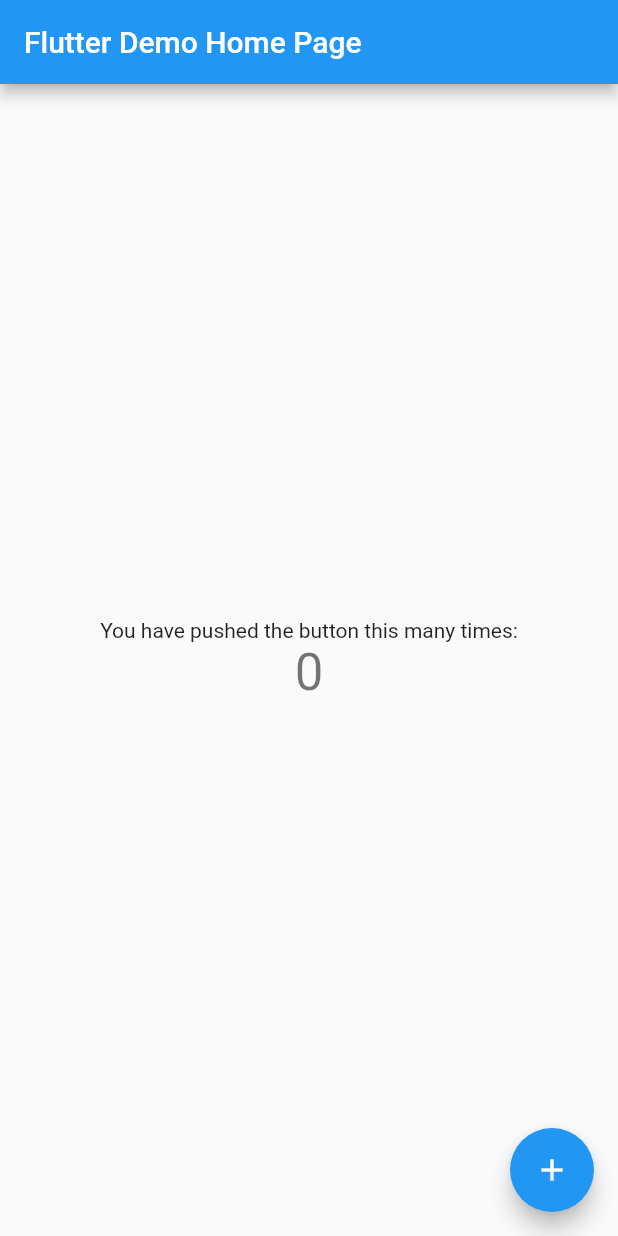
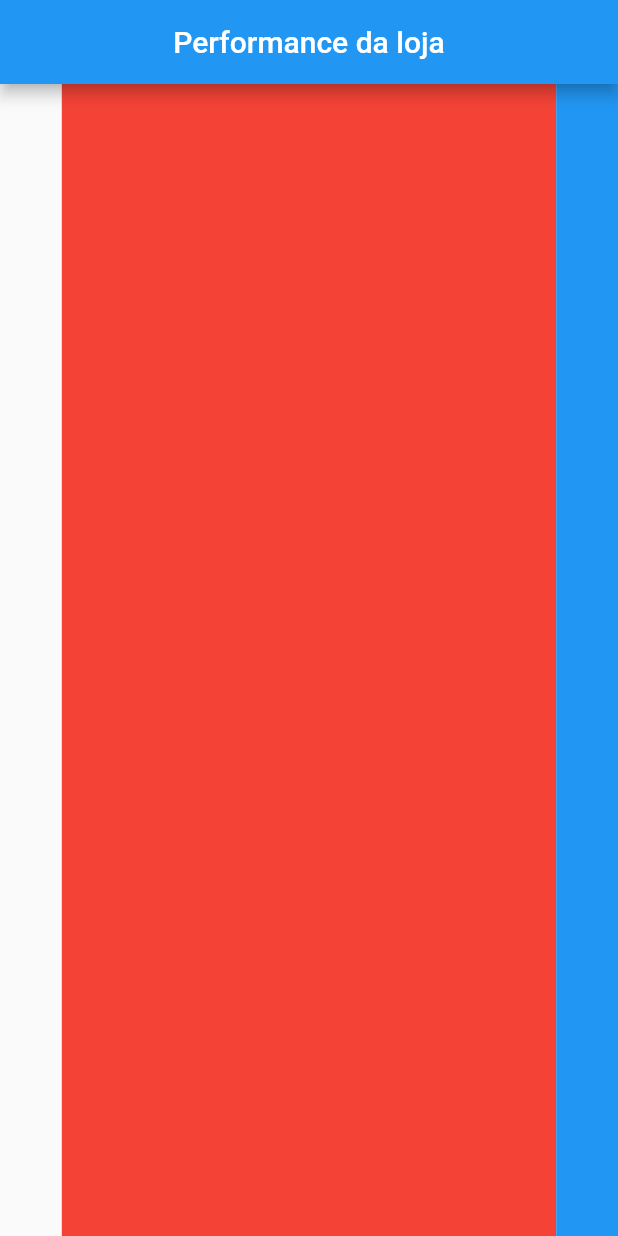
Before and after one commit to jardianoalmeida/pageview_class, a Flutter app: the screen it shows after launch, on a phone screen of 412 x 824 dp. Run offline on Flutter 3.47's test engine with Material 2 defaults, Android fonts, the phone set to English and light mode, and no system bars.

Commit message:
add listenable

```diff
--- /dev/null
+++ b/lib/home.dart
@@ -0,0 +1,41 @@
+import 'package:flutter/material.dart';
+
+class MyHomePage extends StatefulWidget {
+  const MyHomePage({Key? key, required this.title}) : super(key: key);
+
+  final String title;
+
+  @override
+  State<MyHomePage> createState() => _MyHomePageState();
+}
+
+class _MyHomePageState extends State<MyHomePage> {
+  final controller = PageController(
+    viewportFraction: 0.80,
+  );
+
+  @override
+  void initState() {
+    controller.addListener(() {
+      print(controller.page);
+    });
+    super.initState();
+  }
+
+  @override
+  Widget build(BuildContext context) {
+    return Scaffold(
+      appBar: AppBar(
+        title: const Text('Performance da loja'),
+        centerTitle: true,
+      ),
+      body: PageView(
+        controller: controller,
+        children: [
+          Container(color: Colors.red),
+          Container(color: Colors.blue),
+        ],
+      ),
+    );
+  }
+}
--- a/lib/main.dart
+++ b/lib/main.dart
@@ -1,117 +1,21 @@
 import 'package:flutter/material.dart';
+import 'package:pageview_class/home.dart';
 
 void main() {
   runApp(const MyApp());
 }
 
-
-
 class MyApp extends StatelessWidget {
   const MyApp({Key? key}) : super(key: key);
 
-  // This widget is the root of your application.
   @override
   Widget build(BuildContext context) {
     return MaterialApp(
       title: 'Flutter Demo',
       theme: ThemeData(
-        // This is the theme of your application.
-        //
-        // Try running your application with "flutter run". You'll see the
-        // application has a blue toolbar. Then, without quitting the app, try
-        // changing the primarySwatch below to Colors.green and then invoke
-        // "hot reload" (press "r" in the console where you ran "flutter run",
-        // or simply save your changes to "hot reload" in a Flutter IDE).
-        // Notice that the counter didn't reset back to zero; the application
-        // is not restarted.
         primarySwatch: Colors.blue,
       ),
       home: const MyHomePage(title: 'Flutter Demo Home Page'),
     );
   }
 }
-
-class MyHomePage extends StatefulWidget {
-  const MyHomePage({Key? key, required this.title}) : super(key: key);
-
-  // This widget is the home page of your application. It is stateful, meaning
-  // that it has a State object (defined below) that contains fields that affect
-  // how it looks.
-
-  // This class is the configuration for the state. It holds the values (in this
-  // case the title) provided by the parent (in this case the App widget) and
-  // used by the build method of the State. Fields in a Widget subclass are
-  // always marked "final".
-
-  final String title;
-
-  @override
-  State<MyHomePage> createState() => _MyHomePageState();
-}
-
-class _MyHomePageState extends State<MyHomePage> {
-  int _counter = 0;
-
-  void _incrementCounter() {
-    setState(() {
-      // This call to setState tells the Flutter framework that something has
-      // changed in this State, which causes it to rerun the build method below
-      // so that the display can reflect the updated values. If we changed
-      // _counter without calling setState(), then the build method would not be
-      // called again, and so nothing would appear to happen.
-      _counter++;
-    });
-  }
-
-  @override
-  Widget build(BuildContext context) {
-    // This method is rerun every time setState is called, for instance as done
-    // by the _incrementCounter method above.
-    //
-    // The Flutter framework has been optimized to make rerunning build methods
-    // fast, so that you can just rebuild anything that needs updating rather
-    // than having to individually change instances of widgets.
-    return Scaffold(
-      appBar: AppBar(
-        // Here we take the value from the MyHomePage object that was created by
-        // the App.build method, and use it to set our appbar title.
-        title: Text(widget.title),
-      ),
-      body: Center(
-        // Center is a layout widget. It takes a single child and positions it
-        // in the middle of the parent.
-        child: Column(
-          // Column is also a layout widget. It takes a list of children and
-          // arranges them vertically. By default, it sizes itself to fit its
-          // children horizontally, and tries to be as tall as its parent.
-          //
-          // Invoke "debug painting" (press "p" in the console, choose the
-          // "Toggle Debug Paint" action from the Flutter Inspector in Android
-          // Studio, or the "Toggle Debug Paint" command in Visual Studio Code)
-          // to see the wireframe for each widget.
-          //
-          // Column has various properties to control how it sizes itself and
-          // how it positions its children. Here we use mainAxisAlignment to
-          // center the children vertically; the main axis here is the vertical
-          // axis because Columns are vertical (the cross axis would be
-          // horizontal).
-          mainAxisAlignment: MainAxisAlignment.center,
-          children: <Widget>[
-            const Text(
-              'You have pushed the button this many times:',
-            ),
-            Text(
-              '$_counter',
-              style: Theme.of(context).textTheme.headline4,
-            ),
-          ],
-        ),
-      ),
-      floatingActionButton: FloatingActionButton(
-        onPressed: _incrementCounter,
-        tooltip: 'Increment',
-        child: const Icon(Icons.add),
-      ), // This trailing comma makes auto-formatting nicer for build methods.
-    );
-  }
-}
```
